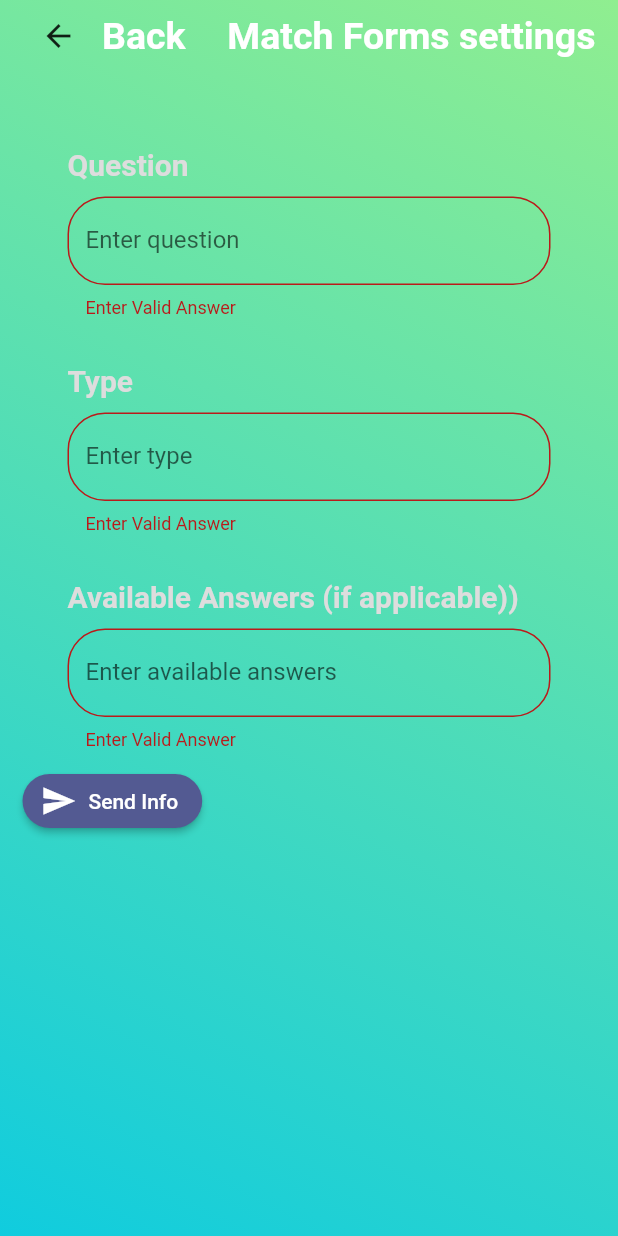
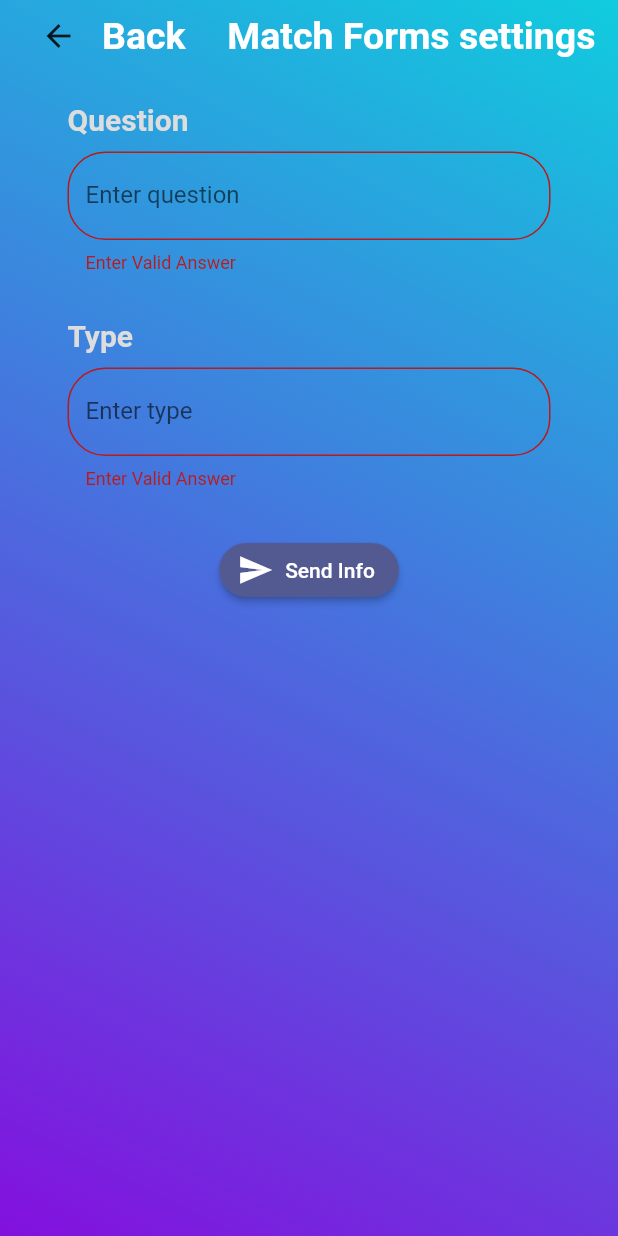
Before and after one commit to jpgtzg/Axis, a Flutter app: the QuestionSettingsScreen screen opened directly with empty values, after a tap on "Send Info", on a phone screen of 412 x 824 dp. Run offline on Flutter 3.47's test engine with Material 2 defaults, Android fonts, the light colour scheme and no system bars; our stand-ins replace carousel_slider, dotted_border, dropdown_button2, fl_chart, multi_select_flutter, realm; generated files the repository leaves out were written again; network calls fail; Roboto replaces fonts that are missing (Manrope, Poppins); statements that could not run were skipped.

Commit message:
Small updates

```diff
--- a/lib/screens/question_settings_screen.dart
+++ b/lib/screens/question_settings_screen.dart
@@ -43,10 +43,6 @@ class QuestionSettingsScreen extends StatelessWidget {
       updateQuestion(updatedQuestion, index, origin);
 
       _formKey.currentState!.reset();
-
-      questionController.clear();
-      typeController.clear();
-      availableAnswersController.clear();
     }
   }
 
@@ -56,7 +52,10 @@ class QuestionSettingsScreen extends StatelessWidget {
       gradient: const LinearGradient(
         begin: Alignment.topRight,
         end: Alignment.bottomLeft,
-        colors: [paleteLighGreen, paleteLightBlue],
+        colors: [
+          paleteLightBlue,
+          paletePurple,
+        ],
       ),
       body: SafeArea(
         child: Padding(
@@ -64,7 +63,6 @@ class QuestionSettingsScreen extends StatelessWidget {
           child: Column(
             children: [
               const TopBar(topText: "   Match Forms settings"),
-              const StandardSpacer(height: standartSpacerHeight),
               Expanded(
                 child: SingleChildScrollView(
                   child: Form(
@@ -90,16 +88,21 @@ class QuestionSettingsScreen extends StatelessWidget {
                               text: question.type.toString(),
                             ),
                         ),
-                        TextForm(
-                          text: "Available Answers (if applicable))",
+                        question.availableAnswers.isNotEmpty
+                            ? TextForm(
+                                text: "Available Answers)",
                                 inputText: "Enter available answers",
                                 padding: 20,
                                 controller: availableAnswersController
                                   ..value = TextEditingValue(
                                     text: question.availableAnswers.join(', '),
                                   ),
+                              )
+                            : const SizedBox(),
+                        const StandardSpacer(height: mediumSpacerHeight),
+                        Center(
+                          child: SubmitButton(onPressed: _submitForm),
                         ),
-                        SubmitButton(onPressed: _submitForm),
                       ],
                     ),
                   ),
--- a/lib/screens/settings_selector_screen.dart
+++ b/lib/screens/settings_selector_screen.dart
@@ -36,7 +36,7 @@ class SettingsSelectorScreen extends StatelessWidget {
                 StandardSpacer(height: standartSpacerHeight),
                 SelectionButton(
                   titleText: "Match Forms Setting",
-                  widgetScreen: MatchFormSettingsScreen(),
+                  widgetScreen: MatchFormsSettingsScreen(),
                   primaryColor: paleteCoral,
                   buttonColor: paleteLightBlue,
                 ),
```
Lines whose indentation alone changed are shown as unchanged.
